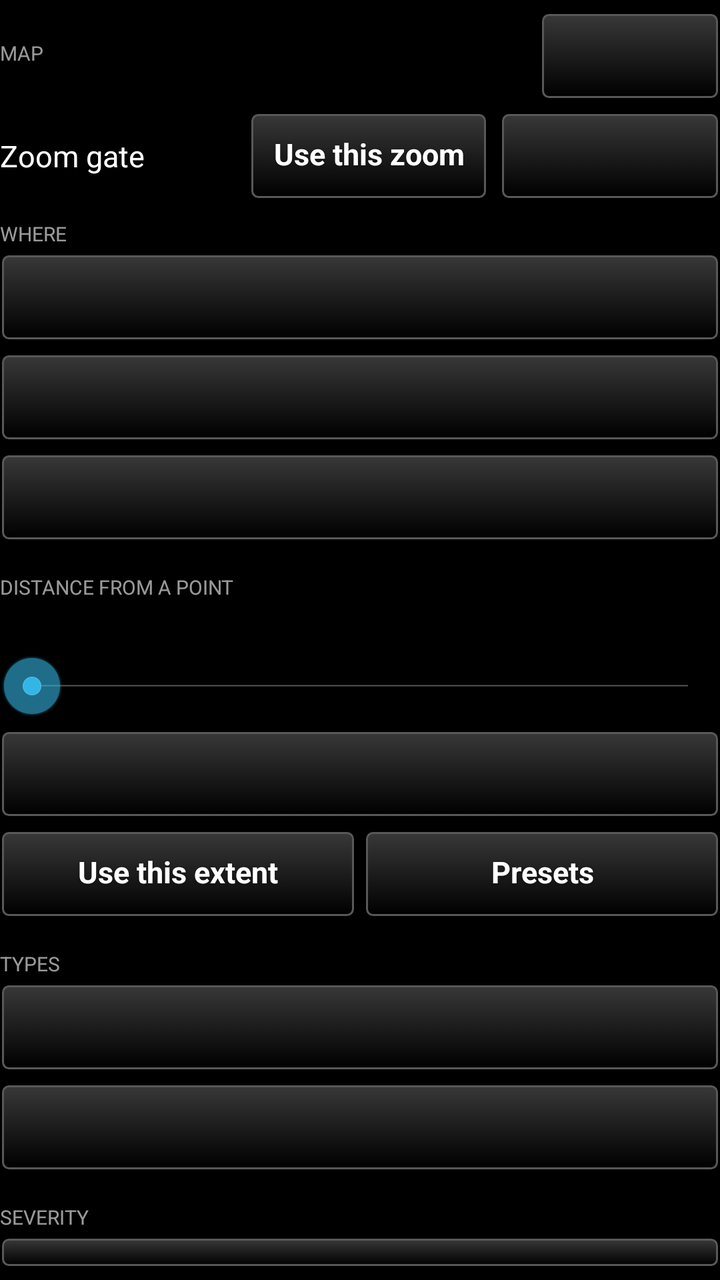
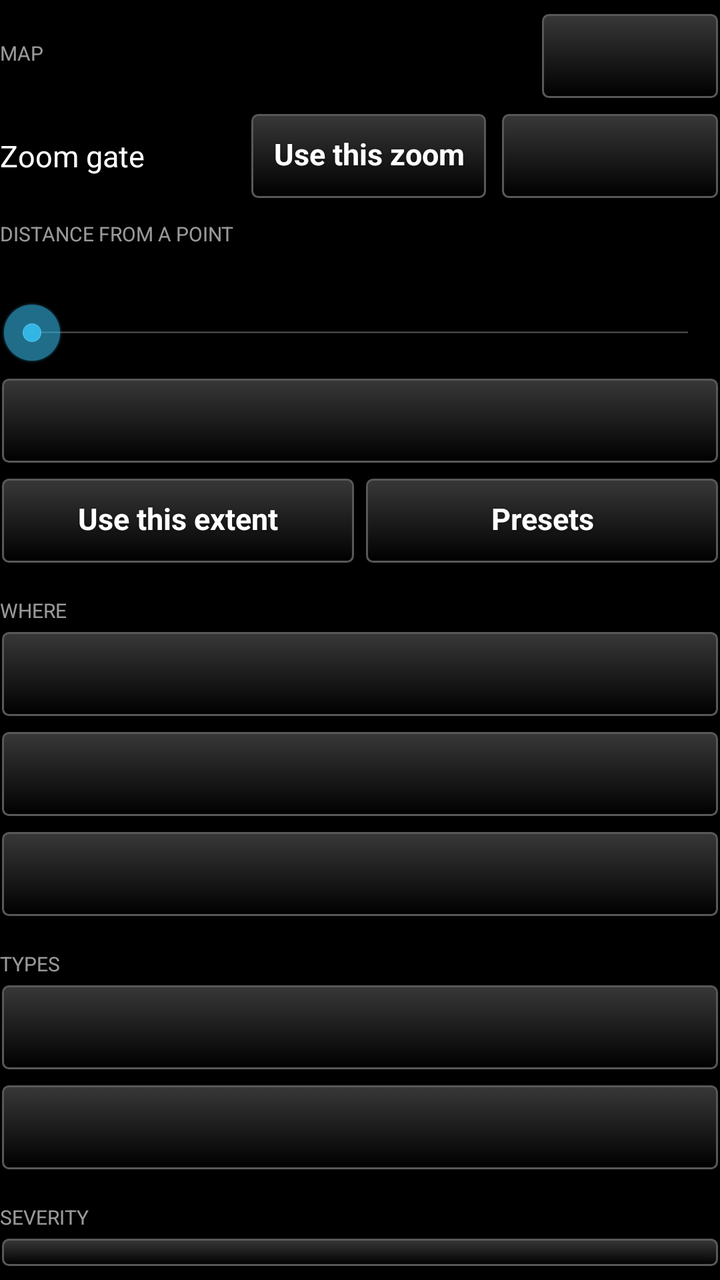

Before-and-after screenshots of an Android layout around one commit, followed by the original layout XML and the change that was made.
<!-- AndroidManifest.xml: application theme AppTheme -->
<!-- res/layout/controls_header.xml -->
<?xml version="1.0" encoding="utf-8"?>
<LinearLayout xmlns:android="http://schemas.android.com/apk/res/android"
    android:layout_width="match_parent"
    android:layout_height="wrap_content"
    android:orientation="vertical">

    
    <LinearLayout
        android:layout_width="match_parent"
        android:layout_height="wrap_content"
        android:orientation="horizontal"
        android:gravity="center_vertical"
        android:paddingTop="6dp">

        <TextView
            style="@style/TakwerxSectionHeading"
            android:layout_width="0dp"
            android:layout_weight="1"
            android:layout_height="wrap_content"
            android:paddingTop="0dp"
            android:text="@string/heading_map" />

        <Button
            android:id="@+id/btn_all"
            style="@style/TakwerxButton"
            android:layout_width="wrap_content"
            android:layout_height="wrap_content"
            android:minWidth="90dp" />
    </LinearLayout>

    
    <LinearLayout
        android:layout_width="match_parent"
        android:layout_height="wrap_content"
        android:orientation="horizontal"
        android:gravity="center_vertical"
        android:paddingTop="6dp">

        <TextView
            android:layout_width="0dp"
            android:layout_weight="1"
            android:layout_height="wrap_content"
            android:textSize="15sp"
            android:textColor="@color/white"
            android:text="@string/zoom_gate" />

        <Button
            android:id="@+id/btn_use_zoom"
            style="@style/TakwerxButton"
            android:layout_width="wrap_content"
            android:layout_height="wrap_content"
            android:minWidth="72dp"
            android:text="@string/use_this_zoom" />

        <Button
            android:id="@+id/btn_gate"
            style="@style/TakwerxButton"
            android:layout_width="wrap_content"
            android:layout_height="wrap_content"
            android:layout_marginLeft="6dp"
            android:minWidth="110dp" />
    </LinearLayout>

    
    <Button
        android:id="@+id/btn_map_key"
        style="@style/TakwerxButton"
        android:layout_width="match_parent"
        android:layout_height="wrap_content"
        android:layout_marginTop="6dp"
        android:visibility="gone"
        android:text="@string/map_key_show" />

    <LinearLayout
        android:id="@+id/map_key"
        android:layout_width="match_parent"
        android:layout_height="wrap_content"
        android:orientation="vertical"
        android:paddingTop="6dp"
        android:paddingLeft="4dp"
        android:visibility="gone" />

    <TextView
        style="@style/TakwerxSectionHeading"
        android:layout_width="match_parent"
        android:layout_height="wrap_content"
        android:text="@string/heading_where" />

    <Button
        android:id="@+id/btn_regions"
        style="@style/TakwerxButton"
        android:layout_width="match_parent"
        android:layout_height="wrap_content"
        android:layout_marginBottom="6dp" />

    <Button
        android:id="@+id/btn_states"
        style="@style/TakwerxButton"
        android:layout_width="match_parent"
        android:layout_height="wrap_content"
        android:layout_marginBottom="6dp" />

    <Button
        android:id="@+id/btn_counties"
        style="@style/TakwerxButton"
        android:layout_width="match_parent"
        android:layout_height="wrap_content"
        android:layout_marginBottom="6dp" />

    
    <TextView
        style="@style/TakwerxSectionHeading"
        android:layout_width="match_parent"
        android:layout_height="wrap_content"
        android:text="@string/heading_distance" />

    <TextView
        android:id="@+id/scope_label"
        android:layout_width="match_parent"
        android:layout_height="wrap_content"
        android:textSize="13sp"
        android:textColor="@color/white" />

    <SeekBar
        android:id="@+id/scope_seek"
        android:layout_width="match_parent"
        android:layout_height="wrap_content"
        android:minHeight="44dp"
        android:max="50" />

    <Button
        android:id="@+id/btn_scope_from"
        style="@style/TakwerxButton"
        android:layout_width="match_parent"
        android:layout_height="wrap_content" />

    <LinearLayout
        android:layout_width="match_parent"
        android:layout_height="wrap_content"
        android:orientation="horizontal"
        android:layout_marginTop="6dp"
        android:layout_marginBottom="6dp">

        <Button
            android:id="@+id/btn_scope_extent"
            style="@style/TakwerxButton"
            android:layout_width="0dp"
            android:layout_weight="1"
            android:layout_height="wrap_content"
            android:text="@string/use_this_extent" />

        <Button
            android:id="@+id/btn_scope_presets"
            style="@style/TakwerxButton"
            android:layout_width="0dp"
            android:layout_weight="1"
            android:layout_height="wrap_content"
            android:layout_marginLeft="4dp"
            android:text="@string/presets" />
    </LinearLayout>

    <TextView
        style="@style/TakwerxSectionHeading"
        android:layout_width="match_parent"
        android:layout_height="wrap_content"
        android:text="@string/heading_types" />

    <Button
        android:id="@+id/btn_categories"
        style="@style/TakwerxButton"
        android:layout_width="match_parent"
        android:layout_height="wrap_content"
        android:layout_marginBottom="6dp" />

    <Button
        android:id="@+id/btn_events"
        style="@style/TakwerxButton"
        android:layout_width="match_parent"
        android:layout_height="wrap_content"
        android:layout_marginBottom="6dp" />

    <TextView
        style="@style/TakwerxSectionHeading"
        android:layout_width="match_parent"
        android:layout_height="wrap_content"
        android:text="@string/heading_severity" />

    <Button
        android:id="@+id/btn_severity"
        style="@style/TakwerxButton"
        android:layout_width="match_parent"
        android:layout_height="wrap_content"
        android:layout_marginBottom="6dp" />

    <TextView
        style="@style/TakwerxSectionHeading"
        android:layout_width="match_parent"
        android:layout_height="wrap_content"
        android:text="@string/heading_updates" />

    <LinearLayout
        android:layout_width="match_parent"
        android:layout_height="wrap_content"
        android:orientation="horizontal">

        <Button
            android:id="@+id/btn_interval"
            style="@style/TakwerxButton"
            android:layout_width="0dp"
            android:layout_weight="1"
            android:layout_height="wrap_content"
            android:layout_marginRight="3dp" />

        <Button
            android:id="@+id/btn_notify"
            style="@style/TakwerxButton"
            android:layout_width="0dp"
            android:layout_weight="1"
            android:layout_height="wrap_content"
            android:layout_marginLeft="3dp" />
    </LinearLayout>

    <Button
        android:id="@+id/btn_refresh"
        style="@style/TakwerxButton"
        android:layout_width="match_parent"
        android:layout_height="wrap_content"
        android:layout_marginTop="6dp"
        android:text="@string/refresh_now" />

    <TextView
        android:id="@+id/alerts_heading"
        style="@style/TakwerxSectionHeading"
        android:layout_width="match_parent"
        android:layout_height="wrap_content"
        android:paddingTop="14dp"
        android:text="@string/heading_alerts" />

</LinearLayout>
<!-- resources referenced by this layout -->
<resources>
  <color name="white">#ffffff</color>
  <string name="heading_alerts">Alerts</string>
  <string name="heading_distance">Distance from a point</string>
  <string name="heading_map">Map</string>
  <string name="heading_severity">Severity</string>
  <string name="heading_types">Types</string>
  <string name="heading_updates">Updates</string>
  <string name="heading_where">Where</string>
  <string name="map_key_show">Show map key</string>
  <string name="presets">Presets</string>
  <string name="refresh_now">Check now</string>
  <string name="use_this_extent">Use this extent</string>
  <string name="use_this_zoom">Use this zoom</string>
  <string name="zoom_gate">Zoom gate</string>
  <style name="TakwerxButton" parent="@style/darkButton">
          <item name="android:paddingLeft">12dp</item>
          <item name="android:paddingRight">12dp</item>
          <item name="android:paddingTop">6dp</item>
          <item name="android:paddingBottom">8dp</item>
          <item name="android:minHeight">44dp</item>
          <item name="android:minWidth">0dp</item>
          <item name="android:textSize">15sp</item>
          <item name="android:singleLine">true</item>
          <item name="android:ellipsize">end</item>
      </style>
  <style name="TakwerxSectionHeading">
          <item name="android:textSize">10sp</item>
          <item name="android:textAllCaps">true</item>
          <item name="android:textColor">@color/white</item>
          <item name="android:alpha">0.6</item>
          <item name="android:paddingTop">10dp</item>
          <item name="android:paddingBottom">3dp</item>
      </style>
  <style name="AppTheme" parent="@android:style/Theme.Holo">
          <item name="android:buttonStyle">@android:style/Widget.Button</item>
          <item name="android:imageButtonStyle">@android:style/Widget.Button</item>
          <item name="android:buttonStyleToggle">@android:style/Widget.Button</item>
          <item name="android:spinnerStyle">@style/ATAKSpinner</item>
          <item name="android:spinnerItemStyle">@style/ATAKSpinnerItem</item>
          <item name="android:editTextStyle">@style/ATAKEditText</item>
      </style>
  <style name="darkButton" parent="@android:style/Widget.Button">
          <item name="android:background">@drawable/btn_gray</item>
          <item name="android:shadowColor">@color/darker_gray</item>
          <item name="android:shadowDy">1</item>
          <item name="android:shadowRadius">2</item>
          <item name="android:textColor">@color/white</item>
          <item name="android:textStyle">bold</item>
          <item name="android:paddingTop">0dp</item>
          <item name="android:paddingBottom">3dp</item>
          <item name="android:textSize">@dimen/fontSize</item>
      </style>
  <style name="ATAKSpinner" parent="@android:style/Widget.Spinner">
          <item name="android:spinnerMode">dialog</item>
      </style>
  <style name="ATAKSpinnerItem">
          <item name="android:textColor">@android:color/white</item>
          <item name="android:dropDownVerticalOffset">0dip</item>
          <item name="android:dropDownHorizontalOffset">0dip</item>
          <item name="android:dropDownWidth">wrap_content</item>
          <item name="android:gravity">left|center_vertical</item>
      </style>
  <style name="ATAKEditText" parent="@android:style/Widget.EditText">
          
          
  
          
          <item name="android:imeOptions">flagNoFullscreen</item>
      </style>
  <color name="darker_gray">#121212</color>
  <dimen name="fontSize">14sp</dimen>
  <!-- drawable new_dark_button_disabled (drawable) -->
  <?xml version="1.0" encoding="utf-8"?>
  <layer-list xmlns:android="http://schemas.android.com/apk/res/android">
      <item android:bottom="1dp" android:right="1dp" android:left="1dp" android:top="1dp">
          <shape android:shape="rectangle">
              <corners android:radius="3dp" />
              <stroke
                  android:width="1dp"
                  android:color="#484848" />
              <solid android:color="#484848" />
          </shape>
      </item>
  </layer-list>
  <!-- unchanged entries left out for length: 3 -->
</resources>

<!-- the commit's change to res/layout/controls_header.xml (unified diff, before → after) -->
@@ -62,6 +62,58 @@
     </LinearLayout>
 
     
+    <TextView
+        style="@style/TakwerxSectionHeading"
+        android:layout_width="match_parent"
+        android:layout_height="wrap_content"
+        android:text="@string/heading_distance" />
+
+    <TextView
+        android:id="@+id/scope_label"
+        android:layout_width="match_parent"
+        android:layout_height="wrap_content"
+        android:textSize="13sp"
+        android:textColor="@color/white" />
+
+    <SeekBar
+        android:id="@+id/scope_seek"
+        android:layout_width="match_parent"
+        android:layout_height="wrap_content"
+        android:minHeight="44dp"
+        android:max="50" />
+
+    <Button
+        android:id="@+id/btn_scope_from"
+        style="@style/TakwerxButton"
+        android:layout_width="match_parent"
+        android:layout_height="wrap_content" />
+
+    <LinearLayout
+        android:layout_width="match_parent"
+        android:layout_height="wrap_content"
+        android:orientation="horizontal"
+        android:layout_marginTop="6dp"
+        android:layout_marginBottom="6dp">
+
+        <Button
+            android:id="@+id/btn_scope_extent"
+            style="@style/TakwerxButton"
+            android:layout_width="0dp"
+            android:layout_weight="1"
+            android:layout_height="wrap_content"
+            android:text="@string/use_this_extent" />
+
+        <Button
+            android:id="@+id/btn_scope_presets"
+            style="@style/TakwerxButton"
+            android:layout_width="0dp"
+            android:layout_weight="1"
+            android:layout_height="wrap_content"
+            android:layout_marginLeft="4dp"
+            android:text="@string/presets" />
+    </LinearLayout>
+
+    
     <Button
         android:id="@+id/btn_map_key"
         style="@style/TakwerxButton"
@@ -107,58 +159,6 @@
         android:layout_height="wrap_content"
         android:layout_marginBottom="6dp" />
 
-    
-    <TextView
-        style="@style/TakwerxSectionHeading"
-        android:layout_width="match_parent"
-        android:layout_height="wrap_content"
-        android:text="@string/heading_distance" />
-
-    <TextView
-        android:id="@+id/scope_label"
-        android:layout_width="match_parent"
-        android:layout_height="wrap_content"
-        android:textSize="13sp"
-        android:textColor="@color/white" />
-
-    <SeekBar
-        android:id="@+id/scope_seek"
-        android:layout_width="match_parent"
-        android:layout_height="wrap_content"
-        android:minHeight="44dp"
-        android:max="50" />
-
-    <Button
-        android:id="@+id/btn_scope_from"
-        style="@style/TakwerxButton"
-        android:layout_width="match_parent"
-        android:layout_height="wrap_content" />
-
-    <LinearLayout
-        android:layout_width="match_parent"
-        android:layout_height="wrap_content"
-        android:orientation="horizontal"
-        android:layout_marginTop="6dp"
-        android:layout_marginBottom="6dp">
-
-        <Button
-            android:id="@+id/btn_scope_extent"
-            style="@style/TakwerxButton"
-            android:layout_width="0dp"
-            android:layout_weight="1"
-            android:layout_height="wrap_content"
-            android:text="@string/use_this_extent" />
-
-        <Button
-            android:id="@+id/btn_scope_presets"
-            style="@style/TakwerxButton"
-            android:layout_width="0dp"
-            android:layout_weight="1"
-            android:layout_height="wrap_content"
-            android:layout_marginLeft="4dp"
-            android:text="@string/presets" />
-    </LinearLayout>
-
     <TextView
         style="@style/TakwerxSectionHeading"
         android:layout_width="match_parent"
